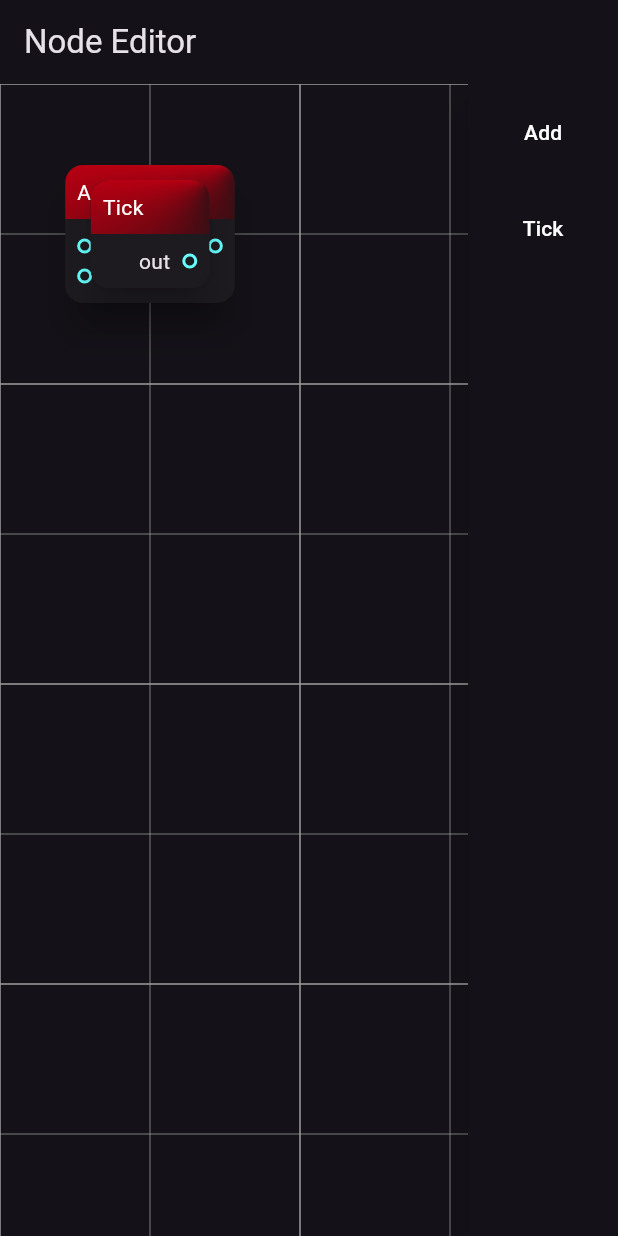
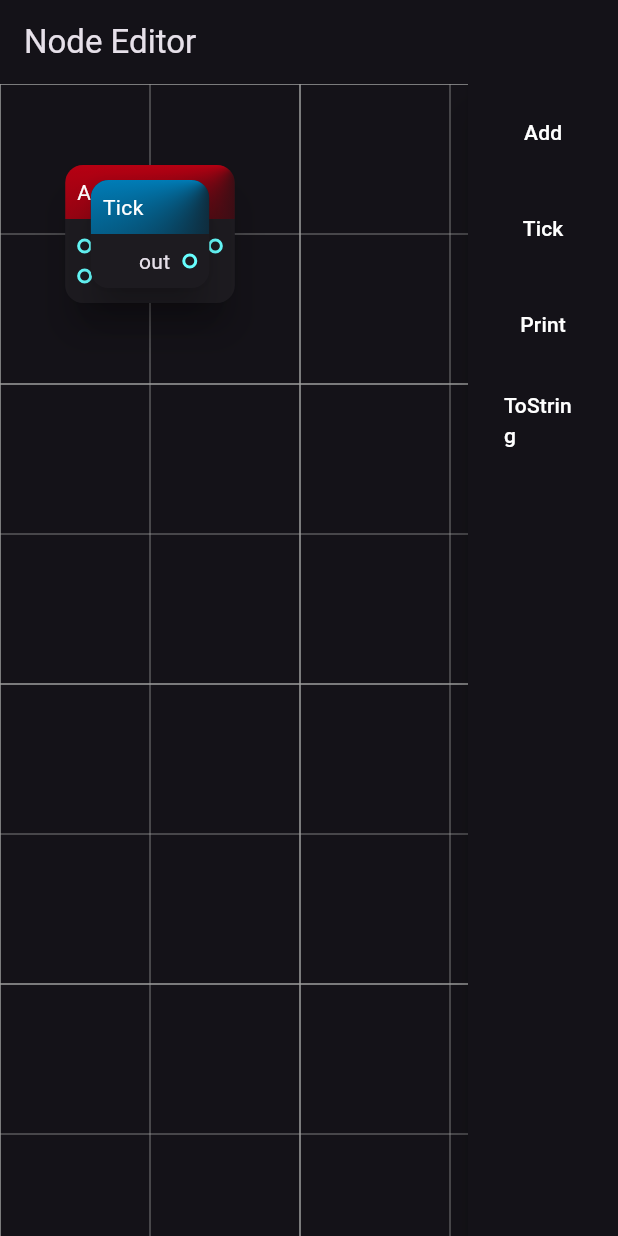
Before and after one commit to anlumo/node_editor, a Flutter app: the screen it shows after launch, after a tap on "Add", after a tap on "Tick", on a phone screen of 412 x 824 dp. Run offline on Flutter 3.47's test engine with Material 2 defaults, Android fonts, the phone set to English and light mode, and no system bars; drawn by our look-alikes of flutter_layout_grid; our stand-ins replace bloc, flutter_bloc.

Commit message:
Handling node types.

```diff
--- a/lib/cubit/node_state.dart
+++ b/lib/cubit/node_state.dart
@@ -6,11 +6,12 @@ abstract class NodeState {}
 class NodeInitial extends NodeState {}
 
 class NodeData extends NodeState {
-  NodeData(
-      {required this.x,
-      required this.y,
-      required this.name,
-      required this.edges});
+  NodeData({
+    required this.x,
+    required this.y,
+    required this.name,
+    required this.edges,
+  });
 
   final double x;
   final double y;
--- a/lib/main.dart
+++ b/lib/main.dart
@@ -3,6 +3,36 @@ import 'package:node_editor/cubit/node_cubit.dart';
 import 'package:node_editor/node_definition.dart';
 import 'package:node_editor/widgets/node_canvas.dart';
 import 'package:uuid/uuid.dart';
+
+const standardDefinitions = {
+  'Add': NodeDefinition(
+    name: 'Add',
+    color: Color.fromARGB(255, 182, 0, 18),
+    inputs: [
+      InputSocket(name: 'a', type: double),
+      InputSocket(name: 'b', type: double)
+    ],
+    outputs: [OutputSocket(name: 'out', type: double)],
+  ),
+  'Tick': NodeDefinition(
+    name: 'Tick',
+    color: Color.fromARGB(255, 0, 124, 182),
+    inputs: [],
+    outputs: [OutputSocket(name: 'out', type: double)],
+  ),
+  'Print': NodeDefinition(
+    name: 'Print',
+    color: Color.fromARGB(255, 235, 192, 0),
+    inputs: [InputSocket(name: 'in', type: String)],
+    outputs: [],
+  ),
+  'ToString': NodeDefinition(
+    name: 'ToString',
+    color: Color.fromARGB(255, 235, 153, 0),
+    inputs: [InputSocket(name: 'in', type: double)],
+    outputs: [OutputSocket(name: 'out', type: String)],
+  ),
+};
 
 void main() {
   runApp(const MyApp());
@@ -51,21 +81,7 @@ class _NodeEditorState extends State<NodeEditor> {
           children: [
             Expanded(
               child: NodeCanvas(
-                nodeDefinitions: const {
-                  'Add': NodeDefinition(
-                    name: 'Add',
-                    inputs: [
-                      InputSocket(name: 'a', type: double),
-                      InputSocket(name: 'b', type: double)
-                    ],
-                    outputs: [OutputSocket(name: 'out', type: double)],
-                  ),
-                  'Tick': NodeDefinition(
-                    name: 'Tick',
-                    inputs: [],
-                    outputs: [OutputSocket(name: 'out', type: double)],
-                  ),
-                },
+                nodeDefinitions: standardDefinitions,
                 nodes: nodes,
               ),
             ),
@@ -74,32 +90,25 @@ class _NodeEditorState extends State<NodeEditor> {
               elevation: 10,
               child: SizedBox(
                 width: 100,
-                child: Column(children: [
-                  Padding(
+                child: Column(
+                    children: standardDefinitions.values.map((def) {
+                  return Padding(
                     padding: const EdgeInsets.all(8.0),
                     child: MaterialButton(
                       onPressed: () {
                         setState(() {
                           nodes[uuid.v4obj()] = NodeData(
-                              x: 100, y: 100, name: 'Add', edges: const []);
+                            x: 100,
+                            y: 100,
+                            name: def.name,
+                            edges: const [],
+                          );
                         });
                       },
-                      child: const Text('Add'),
+                      child: Text(def.name),
                     ),
-                  ),
-                  Padding(
-                    padding: const EdgeInsets.all(8.0),
-                    child: MaterialButton(
-                      onPressed: () {
-                        setState(() {
-                          nodes[uuid.v4obj()] = NodeData(
-                              x: 100, y: 100, name: 'Tick', edges: const []);
-                        });
-                      },
-                      child: const Text('Tick'),
-                    ),
-                  ),
-                ]),
+                  );
+                }).toList(growable: false)),
               ),
             ),
           ],
--- a/lib/node_definition.dart
+++ b/lib/node_definition.dart
@@ -1,3 +1,5 @@
+import 'dart:ui';
+
 class InputSocket {
   const InputSocket({required this.name, required this.type});
 
@@ -14,9 +16,13 @@ class OutputSocket {
 
 class NodeDefinition {
   final String name;
+  final Color color;
   final List<InputSocket> inputs;
   final List<OutputSocket> outputs;
 
   const NodeDefinition(
-      {required this.name, required this.inputs, required this.outputs});
+      {required this.name,
+      required this.color,
+      required this.inputs,
+      required this.outputs});
 }
--- a/lib/widgets/node_canvas.dart
+++ b/lib/widgets/node_canvas.dart
@@ -34,7 +34,8 @@ class NodeCanvas extends StatelessWidget {
         ...nodes.entries.map((keyvalue) {
           final definition = nodeDefinitions[keyvalue.value.name];
 
-          return BlocProvider(
+          return definition != null
+              ? BlocProvider(
                   create: (context) {
                     final node = keyvalue.value;
                     final cubit = NodeCubit(keyvalue.key);
@@ -47,11 +48,12 @@ class NodeCanvas extends StatelessWidget {
                     return cubit;
                   },
                   child: NodeWidget(
-              color: const Color.fromARGB(255, 182, 0, 18),
-              inputs: definition?.inputs ?? [],
-              outputs: definition?.outputs ?? [],
+                    color: definition.color,
+                    inputs: definition.inputs,
+                    outputs: definition.outputs,
                   ),
-          );
+                )
+              : const SizedBox();
         }).toList(growable: false),
       ],
     );
```
Lines whose indentation alone changed are shown as unchanged.
